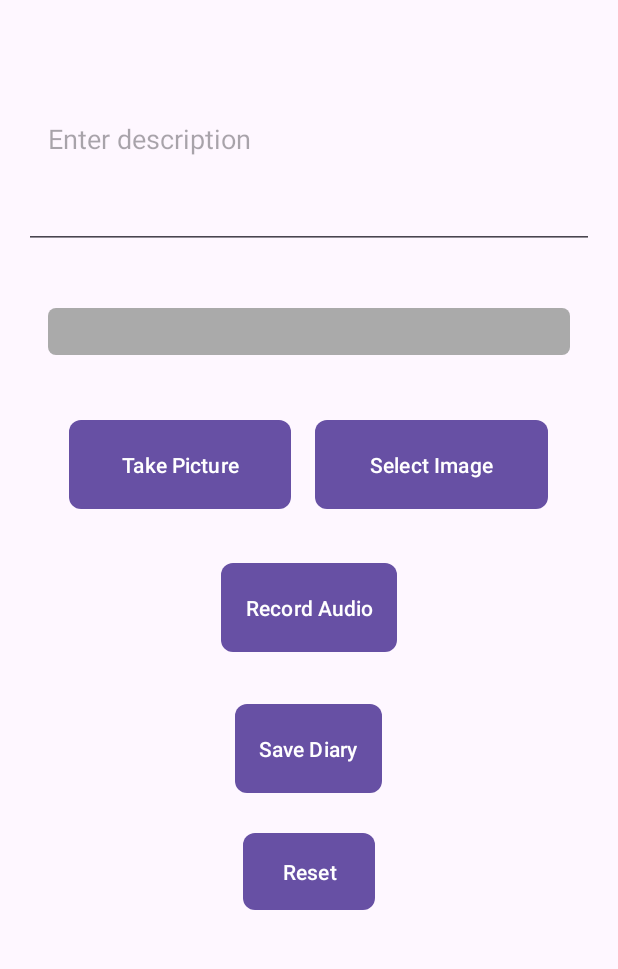
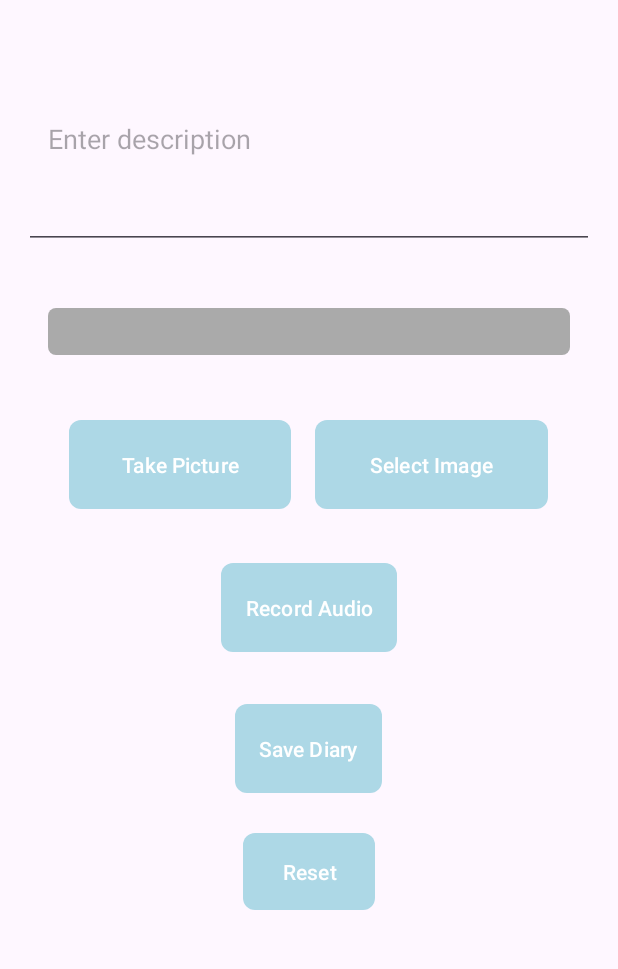
Before and after one commit to tommyp1007/SnapDiaryv3, an Android app: the fragment CreateDiaryFragment placed in its activity, on a phone screen of 412 x 824 dp, the part 96-1065 px from its top. Run offline under Robolectric (Android 15) with nearby library versions, the phone set to English and light mode, and no system bars; our stand-ins replace Firebase (no records; nobody signed in at launch, a user with empty details on screens opened directly).

Commit message:
button dhanged according to theme light blue

```diff
--- /dev/null
+++ b/app/src/main/res/drawable/baseline_bookmarks_24.xml
@@ -0,0 +1,5 @@
+<vector android:height="24dp" android:tint="#000000"
+    android:viewportHeight="24" android:viewportWidth="24"
+    android:width="24dp" xmlns:android="http://schemas.android.com/apk/res/android">
+    <path android:fillColor="@android:color/white" android:pathData="M19,18l2,1V3c0,-1.1 -0.9,-2 -2,-2H8.99C7.89,1 7,1.9 7,3h10c1.1,0 2,0.9 2,2v13zM15,5H5c-1.1,0 -2,0.9 -2,2v16l7,-3 7,3V7c0,-1.1 -0.9,-2 -2,-2z"/>
+</vector>
--- /dev/null
+++ b/app/src/main/res/drawable/baseline_menu_book_24.xml
@@ -0,0 +1,8 @@
+<vector android:autoMirrored="true" android:height="24dp"
+    android:tint="#000000" android:viewportHeight="24"
+    android:viewportWidth="24" android:width="24dp" xmlns:android="http://schemas.android.com/apk/res/android">
+    <path android:fillColor="@android:color/white" android:pathData="M21,5c-1.11,-0.35 -2.33,-0.5 -3.5,-0.5c-1.95,0 -4.05,0.4 -5.5,1.5c-1.45,-1.1 -3.55,-1.5 -5.5,-1.5S2.45,4.9 1,6v14.65c0,0.25 0.25,0.5 0.5,0.5c0.1,0 0.15,-0.05 0.25,-0.05C3.1,20.45 5.05,20 6.5,20c1.95,0 4.05,0.4 5.5,1.5c1.35,-0.85 3.8,-1.5 5.5,-1.5c1.65,0 3.35,0.3 4.75,1.05c0.1,0.05 0.15,0.05 0.25,0.05c0.25,0 0.5,-0.25 0.5,-0.5V6C22.4,5.55 21.75,5.25 21,5zM21,18.5c-1.1,-0.35 -2.3,-0.5 -3.5,-0.5c-1.7,0 -4.15,0.65 -5.5,1.5V8c1.35,-0.85 3.8,-1.5 5.5,-1.5c1.2,0 2.4,0.15 3.5,0.5V18.5z"/>
+    <path android:fillColor="@android:color/white" android:pathData="M17.5,10.5c0.88,0 1.73,0.09 2.5,0.26V9.24C19.21,9.09 18.36,9 17.5,9c-1.7,0 -3.24,0.29 -4.5,0.83v1.66C14.13,10.85 15.7,10.5 17.5,10.5z"/>
+    <path android:fillColor="@android:color/white" android:pathData="M13,12.49v1.66c1.13,-0.64 2.7,-0.99 4.5,-0.99c0.88,0 1.73,0.09 2.5,0.26V11.9c-0.79,-0.15 -1.64,-0.24 -2.5,-0.24C15.8,11.66 14.26,11.96 13,12.49z"/>
+    <path android:fillColor="@android:color/white" android:pathData="M17.5,14.33c-1.7,0 -3.24,0.29 -4.5,0.83v1.66c1.13,-0.64 2.7,-0.99 4.5,-0.99c0.88,0 1.73,0.09 2.5,0.26v-1.52C19.21,14.41 18.36,14.33 17.5,14.33z"/>
+</vector>
--- /dev/null
+++ b/app/src/main/res/drawable/baseline_person_24.xml
@@ -0,0 +1,5 @@
+<vector android:height="24dp" android:tint="#000000"
+    android:viewportHeight="24" android:viewportWidth="24"
+    android:width="24dp" xmlns:android="http://schemas.android.com/apk/res/android">
+    <path android:fillColor="@android:color/white" android:pathData="M12,12c2.21,0 4,-1.79 4,-4s-1.79,-4 -4,-4 -4,1.79 -4,4 1.79,4 4,4zM12,14c-2.67,0 -8,1.34 -8,4v2h16v-2c0,-2.66 -5.33,-4 -8,-4z"/>
+</vector>
--- /dev/null
+++ b/app/src/main/res/drawable/ic_home.xml
@@ -0,0 +1,5 @@
+<vector android:height="24dp" android:tint="#000000"
+    android:viewportHeight="24" android:viewportWidth="24"
+    android:width="24dp" xmlns:android="http://schemas.android.com/apk/res/android">
+    <path android:fillColor="@android:color/white" android:pathData="M10,20v-6h4v6h5v-8h3L12,3 2,12h3v8z"/>
+</vector>
--- a/app/src/main/res/layout/activity_main.xml
+++ b/app/src/main/res/layout/activity_main.xml
@@ -10,7 +10,7 @@
         android:layout_centerHorizontal="true"
         android:layout_marginTop="50dp"
         android:contentDescription="Logo"
-        android:src="@drawable/snapdiarylogo" />
+        android:src="@drawable/snapdiaryv3" />
 
     <!-- LOGIN Button -->
     <Button
@@ -22,7 +22,7 @@
         android:layout_marginTop="23dp"
         android:onClick="openLogin"
         android:text="LOGIN"
-        style="@style/LightBlueButtonStyle"/>
+        style="@style/LightBlueButtonStyle" />
 
     <!-- SIGN UP Button -->
     <Button
--- a/app/src/main/res/layout/item_diary_entry.xml
+++ b/app/src/main/res/layout/item_diary_entry.xml
@@ -76,7 +76,7 @@
                     android:layout_height="wrap_content"
                     android:layout_weight="1"
                     android:text="Delete"
-
+                    style="@style/LightBlueButtonStyle"
                     android:layout_marginTop="8dp"
                     />
 
@@ -86,6 +86,7 @@
                     android:layout_height="wrap_content"
                     android:layout_weight="1"
                     android:text="Details"
+                    style="@style/LightBlueButtonStyle"
                     android:layout_marginTop="8dp"
                    />
 
--- a/app/src/main/res/menu/drawer_menu.xml
+++ b/app/src/main/res/menu/drawer_menu.xml
@@ -2,22 +2,22 @@
 <menu xmlns:android="http://schemas.android.com/apk/res/android">
     <item
         android:id="@+id/nav_home"
-
+        android:icon="@drawable/ic_home"
         android:title="@string/menu_home" />
     <item
         android:id="@+id/nav_create_diary"
-
+        android:icon="@drawable/baseline_menu_book_24"
         android:title="@string/menu_create_diary" />
     <item
         android:id="@+id/nav_saved_diaries"
-
+        android:icon="@drawable/baseline_bookmarks_24"
         android:title="@string/menu_saved_diaries" />
     <item
         android:id="@+id/nav_mood_tracker"
-
+        android:icon="@drawable/ic_add"
         android:title="@string/menu_mood_tracker" />
     <item
         android:id="@+id/nav_user_profile"
-
+        android:icon="@drawable/baseline_person_24"
         android:title="@string/menu_user_profile" />
 </menu>
--- a/app/src/main/res/values/themes.xml
+++ b/app/src/main/res/values/themes.xml
@@ -5,5 +5,10 @@
         <!-- <item name="colorPrimary">@color/my_light_primary</item> -->
     </style>
 
+    <style name="LightBlueButtonStyle" parent="Widget.Material3.Button">
+        <item name="backgroundTint">@color/light_blue</item>
+        <item name="android:textColor">@android:color/white</item>
+    </style>
+
     <style name="Theme.SnapDiaryv3" parent="Base.Theme.SnapDiaryv3" />
 </resources>
```
Also changed, not shown: app/src/main/res/drawable/snapdiaryv3.png (added).
